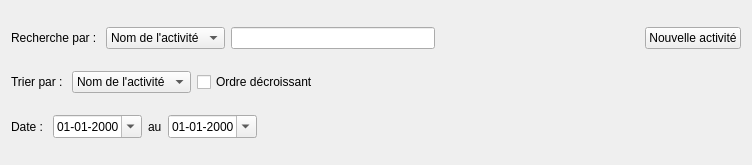
Qt form GUI/CentralWidget/widget_activite.ui (samueldrouin/PyGuide) before a commit.
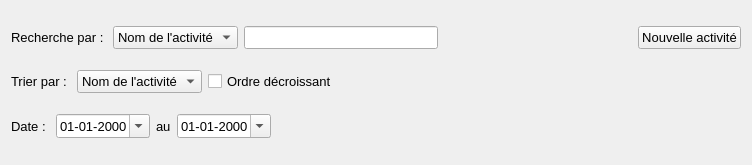
The same form after that commit.

Commit message: Changement de la police pour Segoe UI pour une meilleure apparence sur Windows

Patch:
```diff
--- a/GUI/CentralWidget/widget_activite.ui
+++ b/GUI/CentralWidget/widget_activite.ui
@@ -10,6 +10,12 @@
     <height>165</height>
    </rect>
   </property>
+  <property name="font">
+   <font>
+    <family>Segoe UI</family>
+    <pointsize>10</pointsize>
+   </font>
+  </property>
   <property name="windowTitle">
    <string>Form</string>
   </property>
```
The commit also changes 19 other files.
